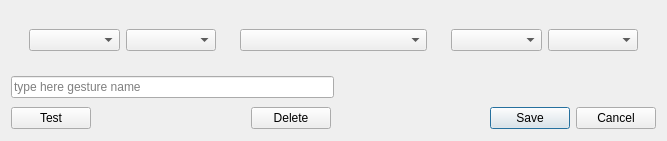
Old version of the form src/RelationGestureDialog.ui in the repository uiii/GeconPC.
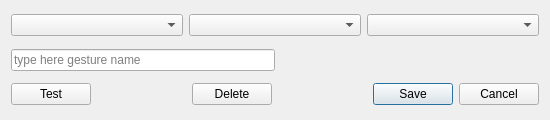
New version of the form.

Commit message: single gesture testing done

```diff
--- a/src/RelationGestureDialog.ui
+++ b/src/RelationGestureDialog.ui
@@ -6,49 +6,46 @@
    <rect>
     <x>0</x>
     <y>0</y>
-    <width>667</width>
-    <height>141</height>
+    <width>550</width>
+    <height>120</height>
    </rect>
   </property>
+  <property name="sizePolicy">
+   <sizepolicy hsizetype="MinimumExpanding" vsizetype="MinimumExpanding">
+    <horstretch>0</horstretch>
+    <verstretch>0</verstretch>
+   </sizepolicy>
+  </property>
+  <property name="minimumSize">
+   <size>
+    <width>550</width>
+    <height>120</height>
+   </size>
+  </property>
+  <property name="maximumSize">
+   <size>
+    <width>550</width>
+    <height>120</height>
+   </size>
+  </property>
   <property name="windowTitle">
    <string>Dialog</string>
   </property>
   <layout class="QVBoxLayout" name="verticalLayout">
    <item>
-    <widget class="QWidget" name="widget" native="true">
-     <layout class="QHBoxLayout" name="horizontalLayout_2">
+    <widget class="QWidget" name="gestureSettings" native="true">
+     <layout class="QHBoxLayout" name="gestureSettingsLayout">
+      <property name="margin">
+       <number>0</number>
+      </property>
       <item>
-       <widget class="QWidget" name="widget_3" native="true">
-        <layout class="QHBoxLayout" name="horizontalLayout_4">
-         <item>
-          <widget class="QComboBox" name="leftProperty"/>
-         </item>
-         <item>
-          <widget class="QComboBox" name="leftObject"/>
-         </item>
-        </layout>
-       </widget>
+       <widget class="QComboBox" name="leftObject"/>
       </item>
       <item>
-       <widget class="QWidget" name="widget_5" native="true">
-        <layout class="QVBoxLayout" name="verticalLayout_4">
-         <item>
-          <widget class="QComboBox" name="relation"/>
-         </item>
-        </layout>
-       </widget>
+       <widget class="QComboBox" name="leftProperty"/>
       </item>
       <item>
-       <widget class="QWidget" name="widget_4" native="true">
-        <layout class="QHBoxLayout" name="horizontalLayout_5">
-         <item>
-          <widget class="QComboBox" name="rightProperty"/>
-         </item>
-         <item>
-          <widget class="QComboBox" name="rightObject"/>
-         </item>
-        </layout>
-       </widget>
+       <widget class="QComboBox" name="rightObject"/>
       </item>
      </layout>
     </widget>
```
The commit also changes 44 other files.
